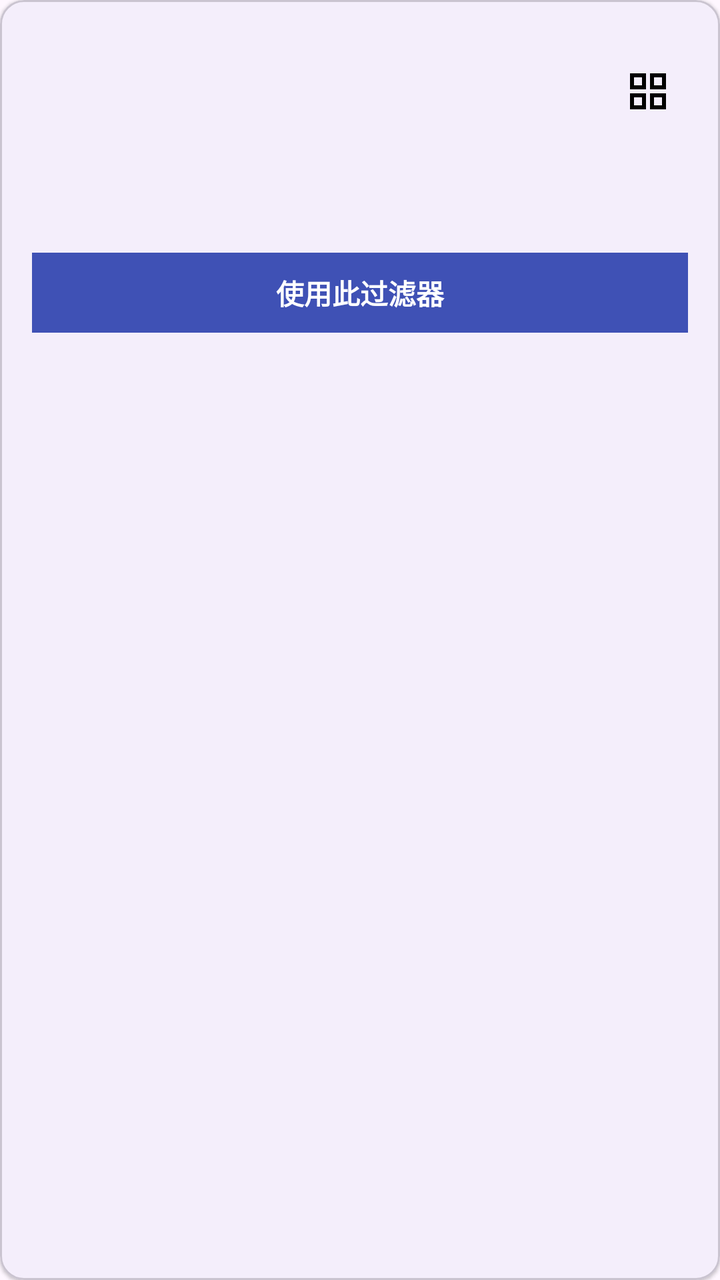
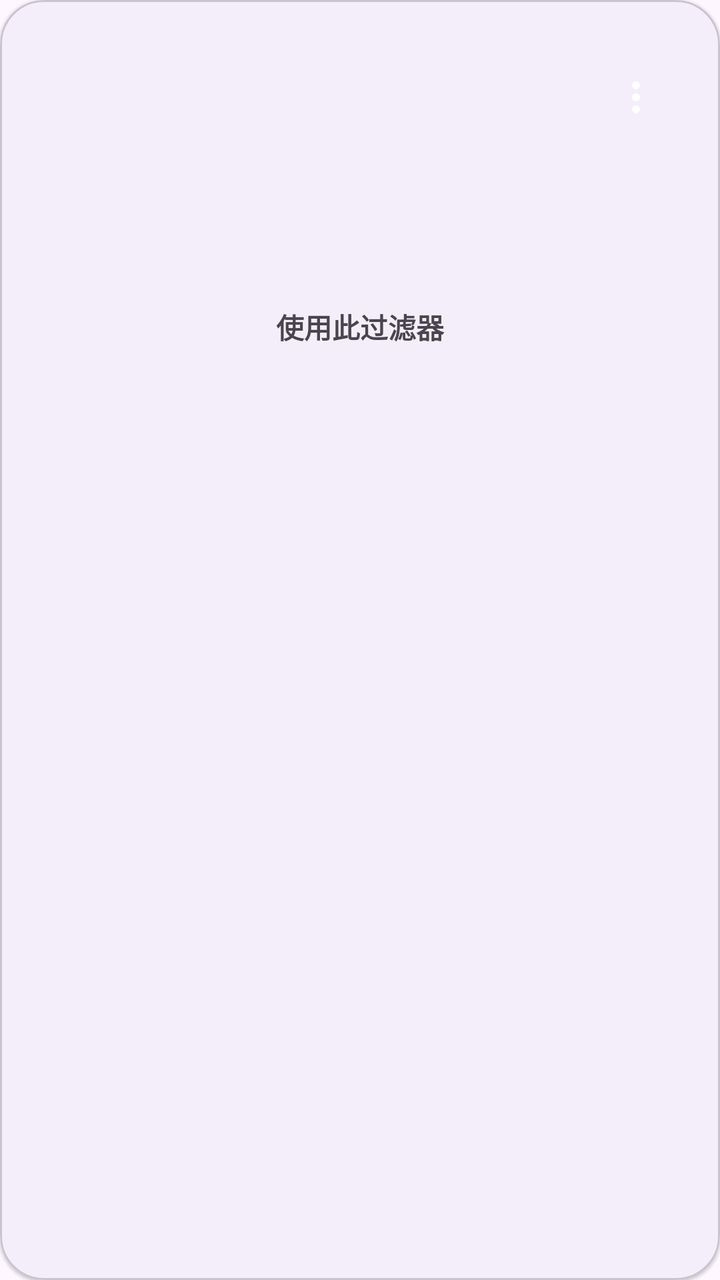

Two renders of the same Android screen: before a commit and after it. Below are the layout's source before the change and the commit's diff.
<!-- AndroidManifest.xml: application theme Theme.DerpiViewer -->
<!-- res/layout/item_filter.xml -->
<?xml version="1.0" encoding="utf-8"?>
<com.google.android.material.card.MaterialCardView xmlns:android="http://schemas.android.com/apk/res/android" xmlns:app="http://schemas.android.com/apk/res-auto" android:layout_width="match_parent" android:layout_height="wrap_content" android:layout_marginHorizontal="16dp" android:layout_marginBottom="8dp" app:cardCornerRadius="12dp" app:cardElevation="1dp">
    <LinearLayout android:layout_width="match_parent" android:layout_height="wrap_content" android:orientation="vertical" android:padding="16dp">
        <LinearLayout android:layout_width="match_parent" android:layout_height="wrap_content" android:gravity="center_vertical">
            <LinearLayout android:layout_width="0dp" android:layout_height="wrap_content" android:layout_weight="1" android:orientation="vertical">
                <TextView android:id="@+id/filter_name" android:layout_width="match_parent" android:layout_height="wrap_content" android:textSize="16sp" android:textStyle="bold" android:textColor="?attr/colorOnSurface" />
                <TextView android:id="@+id/filter_id" android:layout_width="match_parent" android:layout_height="wrap_content" android:layout_marginTop="2dp" android:textSize="12sp" android:textColor="?attr/colorOnSurfaceVariant" />
                <TextView android:id="@+id/filter_owner" android:layout_width="match_parent" android:layout_height="wrap_content" android:layout_marginTop="3dp" android:textSize="12sp" android:textColor="?attr/colorOnSurfaceVariant" />
            </LinearLayout>
            <ImageButton android:id="@+id/filter_more" android:layout_width="40dp" android:layout_height="40dp" android:background="?attr/selectableItemBackgroundBorderless" android:src="@drawable/ic_grid" android:contentDescription="更多操作" />
        </LinearLayout>
        <LinearLayout android:id="@+id/filter_chips" android:layout_width="match_parent" android:layout_height="wrap_content" android:layout_marginTop="10dp" android:orientation="horizontal" />
        <TextView android:id="@+id/filter_description" android:layout_width="match_parent" android:layout_height="wrap_content" android:layout_marginTop="10dp" android:textSize="14sp" android:textStyle="italic" android:textColor="?attr/colorOnSurfaceVariant" />
        <TextView android:id="@+id/filter_use" android:layout_width="match_parent" android:layout_height="40dp" android:layout_marginTop="12dp" android:gravity="center" android:text="使用此过滤器" android:textStyle="bold" android:textColor="@android:color/white" android:background="?attr/colorPrimary" android:clickable="true" android:focusable="true" />
    </LinearLayout>
</com.google.android.material.card.MaterialCardView>
<!-- resources referenced by this layout -->
<resources>
  <!-- drawable ic_grid (drawable) -->
  <vector xmlns:android="http://schemas.android.com/apk/res/android" android:height="24dp" android:tint="#000000" android:viewportHeight="24" android:viewportWidth="24" android:width="24dp">
  
      <path android:fillColor="@android:color/white" android:fillType="evenOdd" android:pathData="M3,3v8h8L11,3L3,3zM9,9L5,9L5,5h4v4zM3,13v8h8v-8L3,13zM9,19L5,19v-4h4v4zM13,3v8h8L21,3h-8zM19,9h-4L15,5h4v4zM13,13v8h8v-8h-8zM19,19h-4v-4h4v4z"/>
  
  </vector>
  <style name="Theme.DerpiViewer" parent="Theme.Material3.DayNight.NoActionBar">
          
          <item name="colorPrimary">@color/colorPrimary</item>
          <item name="colorPrimaryDark">@color/colorPrimaryDark</item>
          <item name="colorAccent">@color/colorAccent</item>
          
          <item name="android:statusBarColor">@color/colorPrimaryDark</item>
      </style>
  <color name="colorPrimary">#3F51B5</color>
  <color name="colorPrimaryDark">#303F9F</color>
  <color name="colorAccent">#FF4081</color>
</resources>

<!-- the commit's change to res/layout/item_filter.xml (unified diff, before → after) -->
@@ -1,16 +1,16 @@
 <?xml version="1.0" encoding="utf-8"?>
-<com.google.android.material.card.MaterialCardView xmlns:android="http://schemas.android.com/apk/res/android" xmlns:app="http://schemas.android.com/apk/res-auto" android:layout_width="match_parent" android:layout_height="wrap_content" android:layout_marginHorizontal="16dp" android:layout_marginBottom="8dp" app:cardCornerRadius="12dp" app:cardElevation="1dp">
-    <LinearLayout android:layout_width="match_parent" android:layout_height="wrap_content" android:orientation="vertical" android:padding="16dp">
+<com.google.android.material.card.MaterialCardView xmlns:android="http://schemas.android.com/apk/res/android" xmlns:app="http://schemas.android.com/apk/res-auto" android:layout_width="match_parent" android:layout_height="wrap_content" android:layout_marginHorizontal="16dp" android:layout_marginBottom="12dp" app:cardCornerRadius="22dp" app:cardElevation="1dp" app:strokeWidth="1dp">
+    <LinearLayout android:layout_width="match_parent" android:layout_height="wrap_content" android:orientation="vertical" android:padding="18dp">
         <LinearLayout android:layout_width="match_parent" android:layout_height="wrap_content" android:gravity="center_vertical">
             <LinearLayout android:layout_width="0dp" android:layout_height="wrap_content" android:layout_weight="1" android:orientation="vertical">
-                <TextView android:id="@+id/filter_name" android:layout_width="match_parent" android:layout_height="wrap_content" android:textSize="16sp" android:textStyle="bold" android:textColor="?attr/colorOnSurface" />
-                <TextView android:id="@+id/filter_id" android:layout_width="match_parent" android:layout_height="wrap_content" android:layout_marginTop="2dp" android:textSize="12sp" android:textColor="?attr/colorOnSurfaceVariant" />
-                <TextView android:id="@+id/filter_owner" android:layout_width="match_parent" android:layout_height="wrap_content" android:layout_marginTop="3dp" android:textSize="12sp" android:textColor="?attr/colorOnSurfaceVariant" />
+                <TextView android:id="@+id/filter_name" android:layout_width="match_parent" android:layout_height="wrap_content" android:ellipsize="end" android:maxLines="2" android:textSize="17sp" android:textStyle="bold" />
+                <TextView android:id="@+id/filter_id" android:layout_width="match_parent" android:layout_height="wrap_content" android:layout_marginTop="3dp" android:textSize="12sp" />
+                <TextView android:id="@+id/filter_owner" android:layout_width="match_parent" android:layout_height="wrap_content" android:layout_marginTop="3dp" android:ellipsize="end" android:maxLines="1" android:textSize="12sp" />
             </LinearLayout>
-            <ImageButton android:id="@+id/filter_more" android:layout_width="40dp" android:layout_height="40dp" android:background="?attr/selectableItemBackgroundBorderless" android:src="@drawable/ic_grid" android:contentDescription="更多操作" />
+            <ImageButton android:id="@+id/filter_more" android:layout_width="48dp" android:layout_height="48dp" android:background="@android:color/transparent" android:contentDescription="更多操作" android:padding="12dp" android:src="@drawable/ic_more" />
         </LinearLayout>
-        <LinearLayout android:id="@+id/filter_chips" android:layout_width="match_parent" android:layout_height="wrap_content" android:layout_marginTop="10dp" android:orientation="horizontal" />
-        <TextView android:id="@+id/filter_description" android:layout_width="match_parent" android:layout_height="wrap_content" android:layout_marginTop="10dp" android:textSize="14sp" android:textStyle="italic" android:textColor="?attr/colorOnSurfaceVariant" />
-        <TextView android:id="@+id/filter_use" android:layout_width="match_parent" android:layout_height="40dp" android:layout_marginTop="12dp" android:gravity="center" android:text="使用此过滤器" android:textStyle="bold" android:textColor="@android:color/white" android:background="?attr/colorPrimary" android:clickable="true" android:focusable="true" />
+        <LinearLayout android:id="@+id/filter_chips" android:layout_width="match_parent" android:layout_height="wrap_content" android:layout_marginTop="12dp" android:orientation="horizontal" />
+        <TextView android:id="@+id/filter_description" android:layout_width="match_parent" android:layout_height="wrap_content" android:layout_marginTop="12dp" android:maxLines="4" android:textSize="14sp" />
+        <TextView android:id="@+id/filter_use" android:layout_width="match_parent" android:layout_height="50dp" android:layout_marginTop="16dp" android:gravity="center" android:text="使用此过滤器" android:textStyle="bold" android:clickable="true" android:focusable="true" />
     </LinearLayout>
 </com.google.android.material.card.MaterialCardView>
<!-- resource entries referenced after the edit -->
@@ -1,10 +1,8 @@
 <!-- resources referenced by this layout -->
 <resources>
-  <!-- drawable ic_grid (drawable) -->
-  <vector xmlns:android="http://schemas.android.com/apk/res/android" android:height="24dp" android:tint="#000000" android:viewportHeight="24" android:viewportWidth="24" android:width="24dp">
-  
-      <path android:fillColor="@android:color/white" android:fillType="evenOdd" android:pathData="M3,3v8h8L11,3L3,3zM9,9L5,9L5,5h4v4zM3,13v8h8v-8L3,13zM9,19L5,19v-4h4v4zM13,3v8h8L21,3h-8zM19,9h-4L15,5h4v4zM13,13v8h8v-8h-8zM19,19h-4v-4h4v4z"/>
-  
+  <!-- drawable ic_more (drawable) -->
+  <vector xmlns:android="http://schemas.android.com/apk/res/android" android:width="24dp" android:height="24dp" android:viewportWidth="24" android:viewportHeight="24">
+      <path android:fillColor="#FFFFFFFF" android:pathData="M12,8c1.1,0 2,-0.9 2,-2s-0.9,-2 -2,-2 -2,0.9 -2,2 0.9,2 2,2m0,2c-1.1,0 -2,0.9 -2,2s0.9,2 2,2 2,-0.9 2,-2 -0.9,-2 -2,-2m0,6c-1.1,0 -2,0.9 -2,2s0.9,2 2,2 2,-0.9 2,-2 -0.9,-2 -2,-2z"/>
   </vector>
   <style name="Theme.DerpiViewer" parent="Theme.Material3.DayNight.NoActionBar">
           
